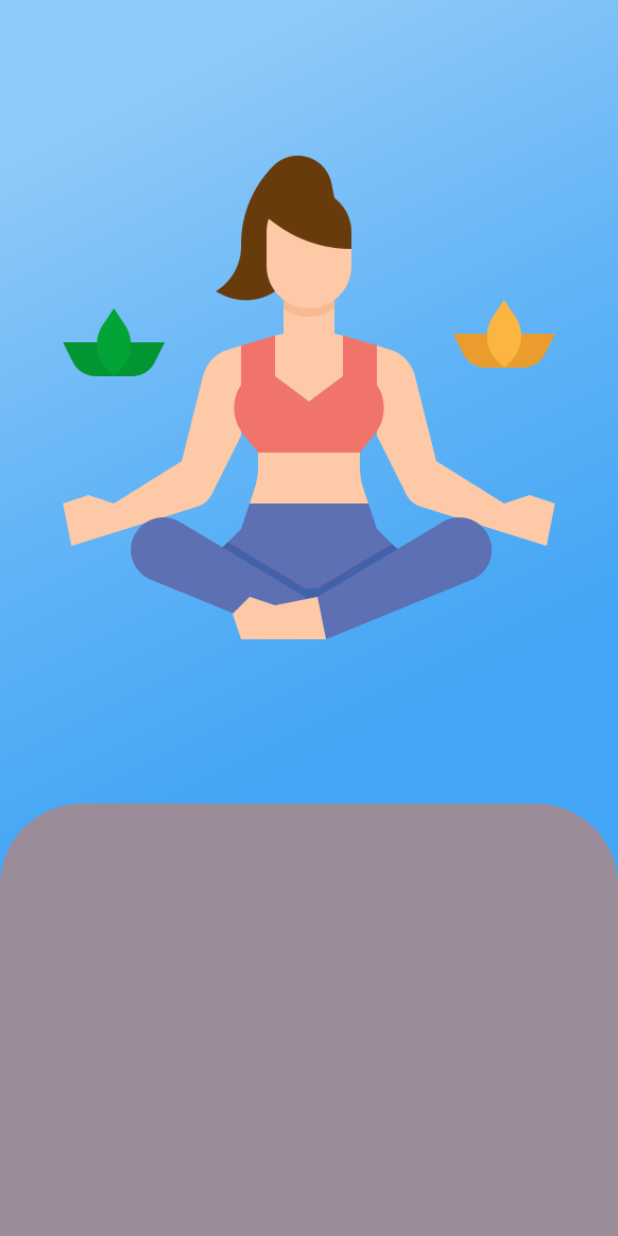
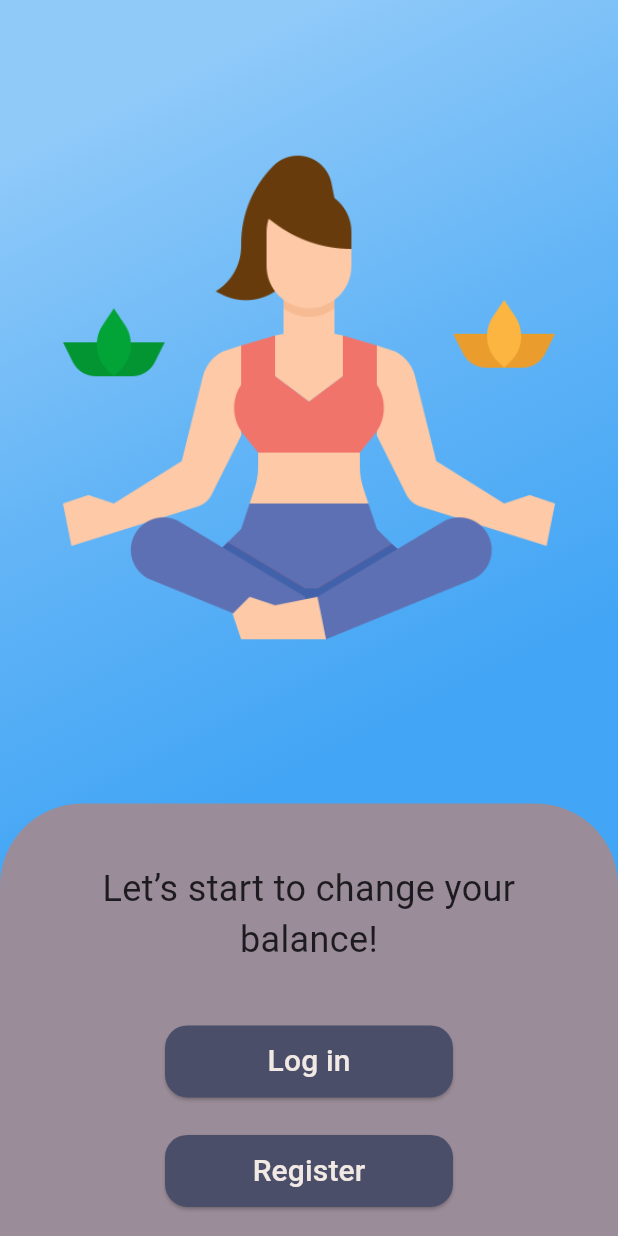
Before and after one commit to LifeBalance2023/App, a Flutter app: the screen it shows after launch, on a phone screen of 412 x 824 dp. Run offline on Flutter 3.47's test engine with Material 3 defaults, Android fonts, the phone set to English and light mode, and no system bars; Roboto replaces fonts that are missing (JejuGothic).

Commit message:
Add font and finish the welcome screen

```diff
--- a/frontend/lib/screens/welcome_screen.dart
+++ b/frontend/lib/screens/welcome_screen.dart
@@ -37,6 +37,86 @@ class WelcomeScreen extends StatelessWidget {
                       topRight: Radius.circular(55),
                     ),
                   ),
+                  width: double.infinity,
+                  child: Column(
+                    crossAxisAlignment: CrossAxisAlignment.center,
+                    children: [
+                      const SizedBox(
+                        height: 20.0,
+                      ),
+                      const Padding(
+                        padding: EdgeInsets.all(20.0),
+                        child: Text(
+                          'Let’s start to change your balance!',
+                          style: TextStyle(
+                            fontFamily: 'JejuGothic',
+                            fontSize: 24.0,
+                          ),
+                          textAlign: TextAlign.center,
+                        ),
+                      ),
+                      const SizedBox(
+                        height: 20.0,
+                      ),
+                      ElevatedButton(
+                        onPressed: () {
+                          // Handle login button press
+                        },
+                        style: ButtonStyle(
+                          fixedSize: MaterialStateProperty.all<Size>(
+                              const Size(192, 48)),
+                          backgroundColor: MaterialStateProperty.all<Color?>(
+                              const Color(0xFF4A4E69)),
+                          foregroundColor: MaterialStateProperty.all<Color?>(
+                              const Color(0xFFF2E9E4)),
+                          shape:
+                              MaterialStateProperty.all<RoundedRectangleBorder>(
+                            RoundedRectangleBorder(
+                              borderRadius: BorderRadius.circular(
+                                  15.0), // Set the desired corner radius
+                            ),
+                          ),
+                        ),
+                        child: const Text(
+                          'Log in',
+                          style: TextStyle(
+                            fontFamily: 'JejuGothic',
+                            fontSize: 20.0,
+                          ),
+                        ),
+                      ),
+                      const SizedBox(
+                        height: 25.0,
+                      ),
+                      ElevatedButton(
+                        onPressed: () {
+                          // Handle login button press
+                        },
+                        style: ButtonStyle(
+                          fixedSize: MaterialStateProperty.all<Size>(
+                              const Size(192, 48)),
+                          backgroundColor: MaterialStateProperty.all<Color?>(
+                              const Color(0xFF4A4E69)),
+                          foregroundColor: MaterialStateProperty.all<Color?>(
+                              const Color(0xFFF2E9E4)),
+                          shape:
+                              MaterialStateProperty.all<RoundedRectangleBorder>(
+                            RoundedRectangleBorder(
+                              borderRadius: BorderRadius.circular(
+                                  15.0), // Set the desired corner radius
+                            ),
+                          ),
+                        ),
+                        child: const Text(
+                          'Register',
+                          style: TextStyle(
+                            fontFamily: 'JejuGothic',
+                            fontSize: 20.0,
+                          ),
+                        ),
+                      ),
+                    ],
+                  ),
                 ),
               ),
             ],
```
Also changed, not shown: frontend/pubspec.yaml (+4 -19 lines), 1 other file.
